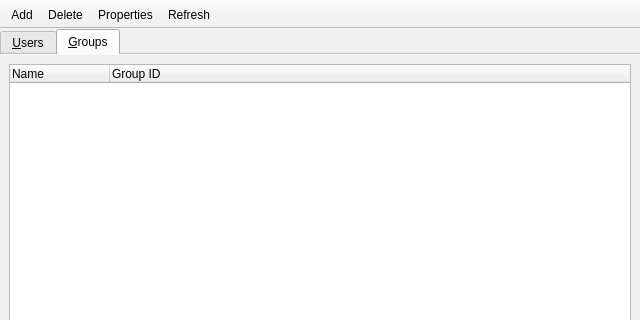
The window that lxqt-admin-user/mainwindow.ui (lxqt/lxqt-admin) describes before a commit, drawn with Qt 5; both pictures show x 0 to 640 and y 0 to 320 of the 640 by 480 pixel window.
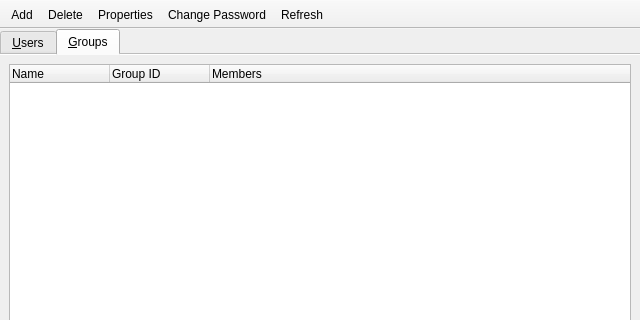
The same window after the commit. The open tabs and pages were chosen to show the change. Icons and pictures are not drawn.

Commit message: Support changing of user password.

Diff of the .ui file:
```diff
--- a/lxqt-admin-user/mainwindow.ui
+++ b/lxqt-admin-user/mainwindow.ui
@@ -107,6 +107,11 @@
             <string>Group ID</string>
            </property>
           </column>
+          <column>
+           <property name="text">
+            <string>Members</string>
+           </property>
+          </column>
          </widget>
         </item>
        </layout>
@@ -134,6 +139,7 @@
    <addaction name="actionAdd"/>
    <addaction name="actionDelete"/>
    <addaction name="actionProperties"/>
+   <addaction name="actionChangePasswd"/>
    <addaction name="actionRefresh"/>
   </widget>
   <widget class="QStatusBar" name="statusbar"/>
@@ -189,6 +195,17 @@
     <string>Refresh the lists</string>
    </property>
   </action>
+  <action name="actionChangePasswd">
+   <property name="icon">
+    <iconset theme="dialog-password"/>
+   </property>
+   <property name="text">
+    <string>Change Password</string>
+   </property>
+   <property name="toolTip">
+    <string>Change password for the selected user or group</string>
+   </property>
+  </action>
  </widget>
  <resources/>
  <connections/>
```
Left out of the diff: 26 changed lines with no effect on the pictures. The commit also changes 7 other files.
